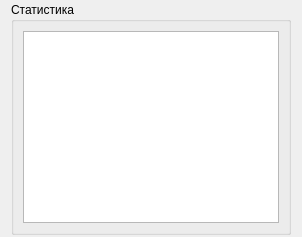
Old version of the form statwidget.ui in the repository igrekus/att_psm_measure.
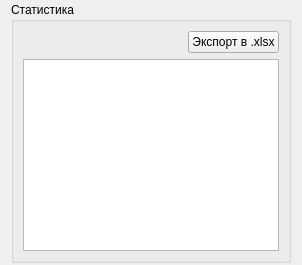
New version of the form.

Commit message: WIP: add excel export gui stub

What changed in the file:
```diff
--- a/statwidget.ui
+++ b/statwidget.ui
@@ -6,8 +6,8 @@
    <rect>
     <x>0</x>
     <y>0</y>
-    <width>153</width>
-    <height>54</height>
+    <width>294</width>
+    <height>229</height>
    </rect>
   </property>
   <property name="sizePolicy">
@@ -41,6 +41,30 @@
       <string>Статистика</string>
      </property>
      <layout class="QVBoxLayout" name="verticalLayout_2">
+      <item>
+       <layout class="QHBoxLayout" name="horizontalLayout">
+        <item>
+         <spacer name="horizontalSpacer">
+          <property name="orientation">
+           <enum>Qt::Horizontal</enum>
+          </property>
+          <property name="sizeHint" stdset="0">
+           <size>
+            <width>40</width>
+            <height>20</height>
+           </size>
+          </property>
+         </spacer>
+        </item>
+        <item>
+         <widget class="QPushButton" name="btnExportExcel">
+          <property name="text">
+           <string>Экспорт в .xlsx</string>
+          </property>
+         </widget>
+        </item>
+       </layout>
+      </item>
       <item>
        <widget class="QPlainTextEdit" name="texteditStat">
         <property name="readOnly">
```
The commit also changes 1 other file.
